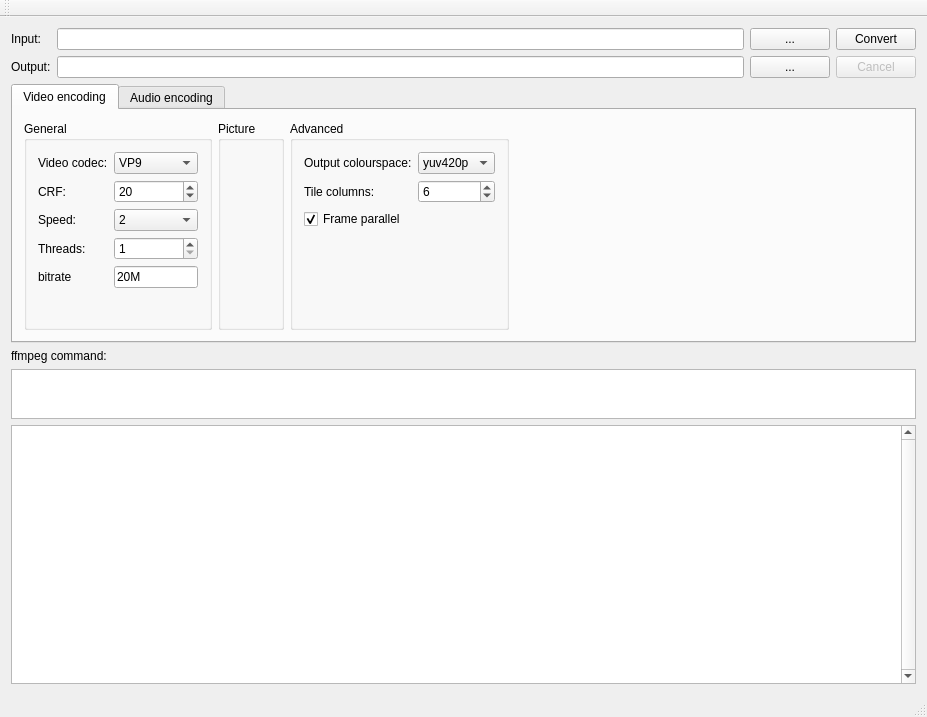
Compizfox/QtWebMConverter, file mainwindow.ui: the form before one commit.
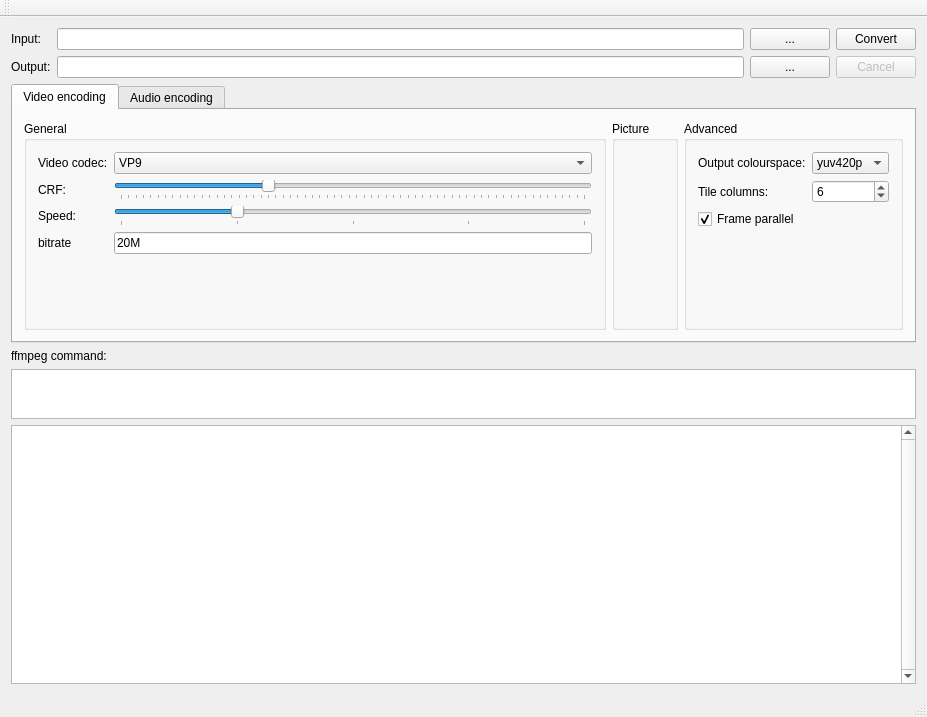
The form after the commit. The open tabs and pages were chosen to show the change.

Commit message: Use sliders instead of selectboxes/spinboxes, use QThread for # threads

```diff
--- a/mainwindow.ui
+++ b/mainwindow.ui
@@ -145,13 +145,22 @@
               </widget>
              </item>
              <item row="1" column="1">
-              <widget class="QSpinBox" name="CRFSpinBox">
+              <widget class="QSlider" name="CRFSlider">
                <property name="maximum">
                 <number>63</number>
                </property>
                <property name="value">
                 <number>20</number>
                </property>
+               <property name="orientation">
+                <enum>Qt::Horizontal</enum>
+               </property>
+               <property name="tickPosition">
+                <enum>QSlider::TicksBelow</enum>
+               </property>
+               <property name="tickInterval">
+                <number>1</number>
+               </property>
               </widget>
              </item>
              <item row="2" column="0">
@@ -162,62 +171,32 @@
               </widget>
              </item>
              <item row="2" column="1">
-              <widget class="QComboBox" name="speedComboBox">
-               <property name="currentIndex">
-                <number>2</number>
+              <widget class="QSlider" name="speedSlider">
+               <property name="maximum">
+                <number>4</number>
                </property>
-               <item>
-                <property name="text">
-                 <string>0</string>
-                </property>
-               </item>
-               <item>
-                <property name="text">
-                 <string>1</string>
-                </property>
-               </item>
-               <item>
-                <property name="text">
-                 <string>2</string>
-                </property>
-               </item>
-               <item>
-                <property name="text">
-                 <string>3</string>
-                </property>
-               </item>
-               <item>
-                <property name="text">
-                 <string>4</string>
-                </property>
-               </item>
+               <property name="value">
+                <number>1</number>
+               </property>
+               <property name="orientation">
+                <enum>Qt::Horizontal</enum>
+               </property>
+               <property name="tickPosition">
+                <enum>QSlider::TicksBelow</enum>
+               </property>
+               <property name="tickInterval">
+                <number>1</number>
+               </property>
               </widget>
              </item>
              <item row="3" column="0">
-              <widget class="QLabel" name="label_10">
-               <property name="text">
-                <string>Threads:</string>
-               </property>
-              </widget>
-             </item>
-             <item row="3" column="1">
-              <widget class="QSpinBox" name="threadsSpinBox">
-               <property name="minimum">
-                <number>1</number>
-               </property>
-               <property name="maximum">
-                <number>16</number>
-               </property>
-              </widget>
-             </item>
-             <item row="4" column="0">
               <widget class="QLabel" name="bitrateLabel">
                <property name="text">
                 <string>bitrate</string>
                </property>
               </widget>
              </item>
-             <item row="4" column="1">
+             <item row="3" column="1">
               <widget class="QLineEdit" name="bitrateEdit">
                <property name="sizePolicy">
                 <sizepolicy hsizetype="Expanding" vsizetype="Fixed">
@@ -321,22 +300,6 @@
           </layout>
          </widget>
         </item>
-        <item>
-         <spacer name="horizontalSpacer">
-          <property name="orientation">
-           <enum>Qt::Horizontal</enum>
-          </property>
-          <property name="sizeType">
-           <enum>QSizePolicy::Expanding</enum>
-          </property>
-          <property name="sizeHint" stdset="0">
-           <size>
-            <width>417</width>
-            <height>20</height>
-           </size>
-          </property>
-         </spacer>
-        </item>
        </layout>
       </widget>
       <widget class="QWidget" name="tab_4">
```
Left out of the diff: 13 changed lines with no effect on the pictures. The commit also changes 2 other files.
